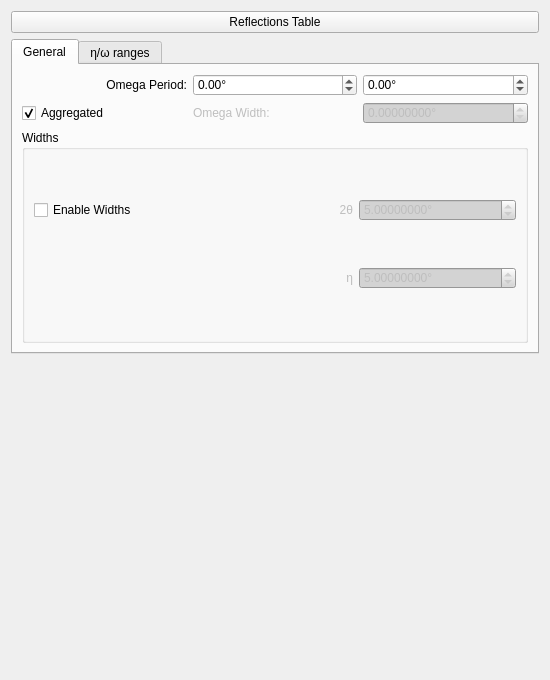
Before: the Qt Designer form hexrd/ui/resources/ui/rotation_series_overlay_editor.ui in HEXRD/hexrdgui, drawn with Qt 5.
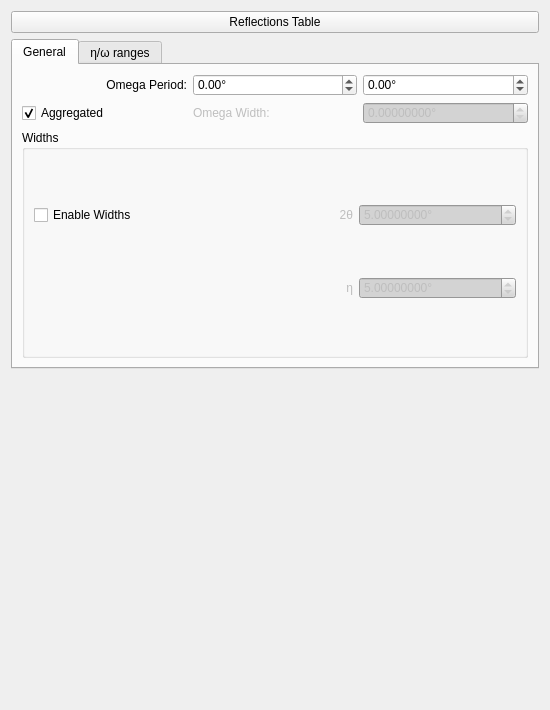
After: the same form once the commit is applied. Custom widgets are drawn as their Qt base class.

```diff
--- a/hexrd/ui/resources/ui/rotation_series_overlay_editor.ui
+++ b/hexrd/ui/resources/ui/rotation_series_overlay_editor.ui
@@ -7,13 +7,13 @@
     <x>0</x>
     <y>0</y>
     <width>550</width>
-    <height>680</height>
+    <height>710</height>
    </rect>
   </property>
   <property name="minimumSize">
    <size>
     <width>0</width>
-    <height>680</height>
+    <height>710</height>
    </size>
   </property>
   <property name="windowTitle">
```
